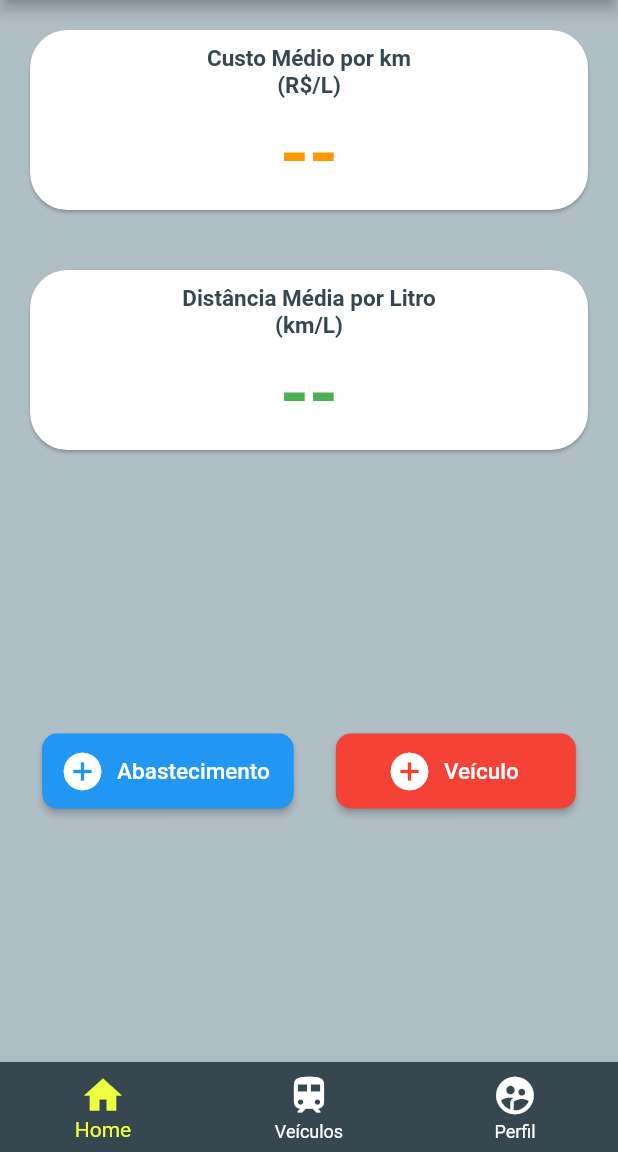
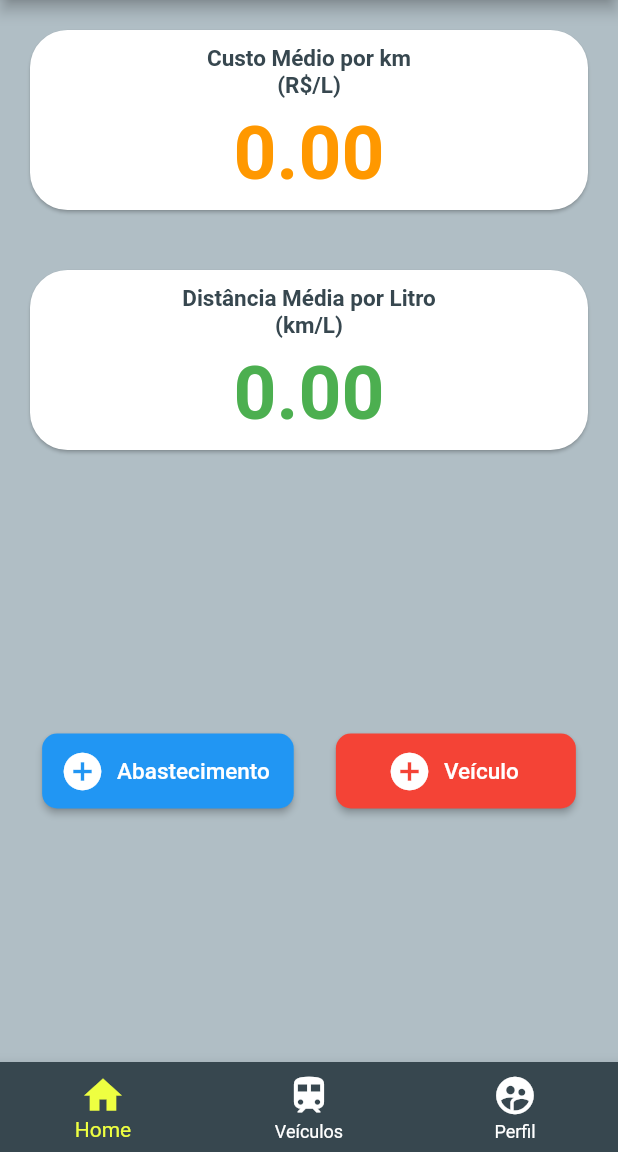
Before and after one commit to luismallmann/carfuel, a Flutter app: the Home screen opened directly with empty values, on a phone screen of 412 x 824 dp, the part 84-1236 px from its top. Run offline on Flutter 3.47's test engine with Material 2 defaults, Android fonts, the phone set to English and light mode, and no system bars; our stand-ins replace datetime_picker_formfield, splashscreen, sqflite; accounts and stored records are empty.

Commit message:
ajustes gerais

```diff
--- a/lib/addAbastecimento.dart
+++ b/lib/addAbastecimento.dart
@@ -147,7 +147,6 @@ class _CadastrarAbastecimentoState extends State<CadastrarAbastecimento> {
                         onSaved: (valor) => _quantidade = valor,
                         decoration: InputDecoration(
                             labelText: "Quantidade (litros)",
-
                             hasFloatingPlaceholder: true
                         ),
                         validator: (valor){
@@ -156,7 +155,6 @@ class _CadastrarAbastecimentoState extends State<CadastrarAbastecimento> {
                       ),
                       TextFormField(
                         keyboardType: TextInputType.number,
-                        initialValue: mostraKm,
                         onSaved: (valor) => _kmAtual = valor,
                         decoration: InputDecoration(
                             labelText: "Quilometragem Atual",
--- a/lib/home.dart
+++ b/lib/home.dart
@@ -78,7 +78,7 @@ class _HomeState extends State<Home> {
                                 flex: 1,
                                 child: Container(),
                               ),
-                              Text(custoGeral == null ? custoGeral:'--',
+                              Text(custoGeral == null ? '--':custoGeral,
                                   textAlign:TextAlign.center,
                                   style: TextStyle(
                                       fontSize: 50,
@@ -123,7 +123,7 @@ class _HomeState extends State<Home> {
                                 flex: 1,
                                 child: Container(),
                               ),
-                              Text(consumoGeral == null ? consumoGeral:'--',
+                              Text(consumoGeral == null ? '--':consumoGeral,
                                   textAlign:TextAlign.center,
                                   style: TextStyle(
                                       fontSize: 50,
@@ -249,7 +249,7 @@ class _HomeState extends State<Home> {
                                           fontSize: 15,
                                         )
                                     ),
-                                    TextSpan(text: consumo == null ? consumo:' --- ',
+                                    TextSpan(text: consumo == null ? ' --- ':consumo,
                                         style: TextStyle(
                                             color: Colors.blueGrey[400],
                                             fontSize: 15))
@@ -267,7 +267,7 @@ class _HomeState extends State<Home> {
                                           fontSize: 15,
                                         )
                                     ),
-                                    TextSpan(text: custo == null ? custo:' --- ',
+                                    TextSpan(text: custo == null ? ' --- ':custo,
                                         style: TextStyle(
                                             color: Colors.blueGrey[400],
                                             fontSize: 15))
```
